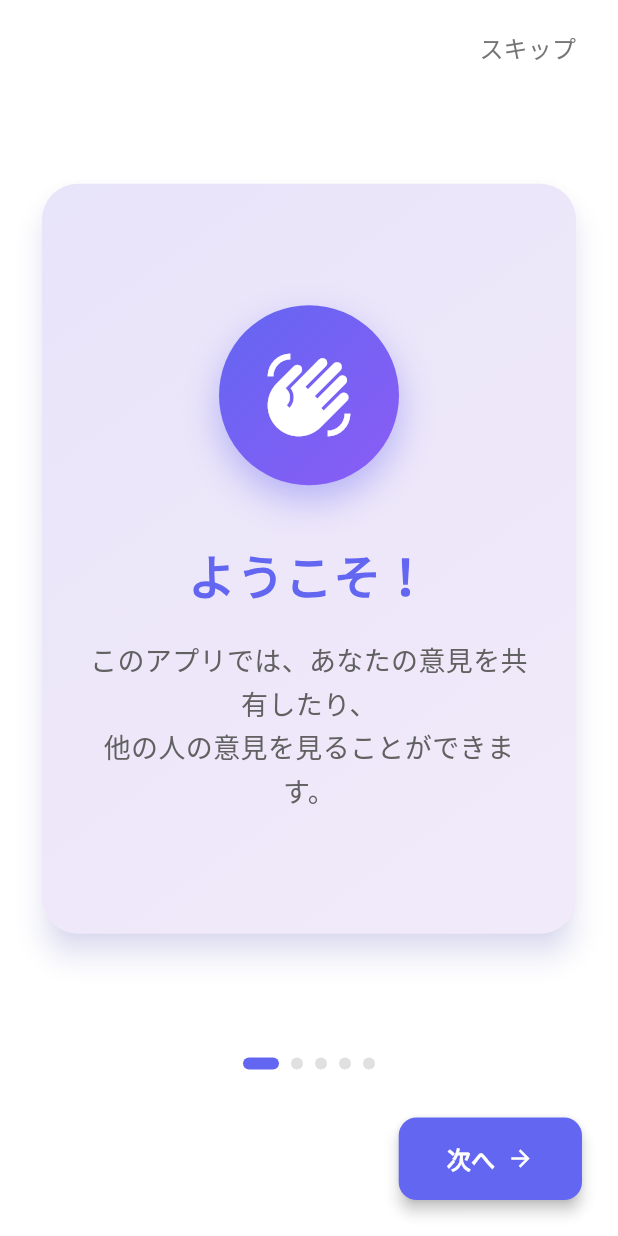
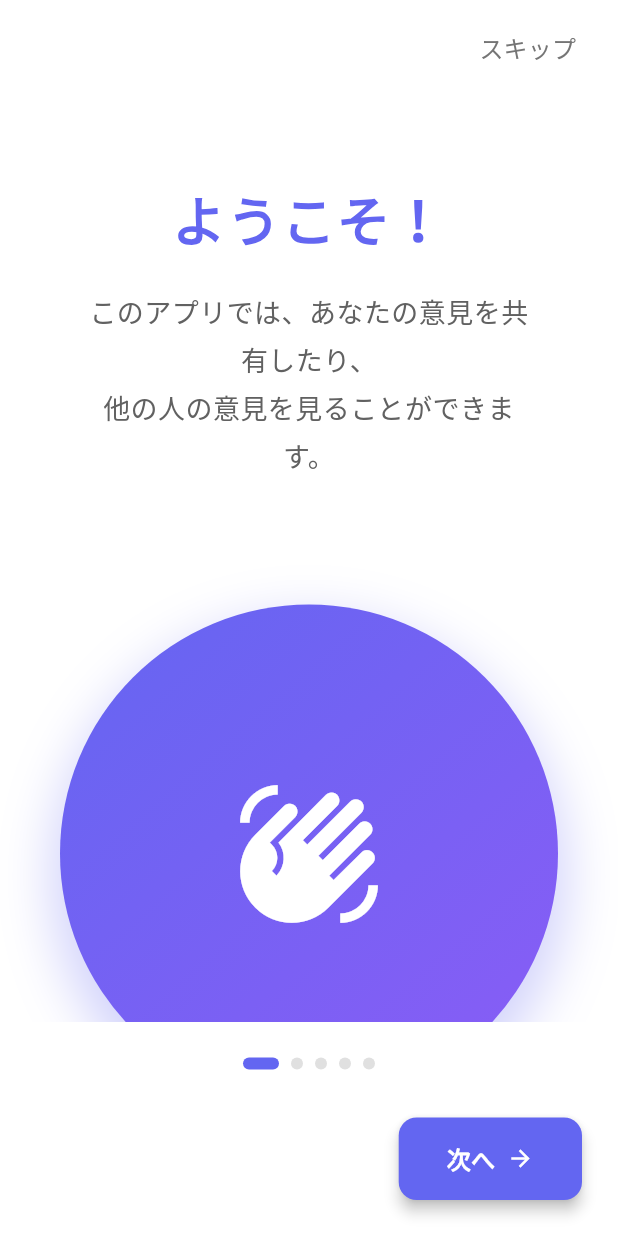
Before and after one commit to oto1720/2025_tyarekyara, a Flutter app: the TutorialPage screen opened by its route, on a phone screen of 412 x 824 dp. Run offline on Flutter 3.47's test engine with Material 3 defaults, Android fonts, the phone set to English and light mode, and no system bars; our stand-ins replace cloud_firestore, firebase_auth, firebase_core, firebase_storage, flutter_riverpod, freezed_annotation and 4 more; accounts and stored records are empty.

Commit message:
[add]チュートリアル画面の変更 #33
カードではなく全体に広げた。真ん中の丸に説明画面の写真を入れれるようにした。
初めに出る画面を変更してどういったアプリかを一言で表した画面first_page.dartを追加。

```diff
--- a/lib/feature/guide/models/tutorial_item.dart
+++ b/lib/feature/guide/models/tutorial_item.dart
@@ -11,6 +11,9 @@ class TutorialItem {
   /// アイコン
   final IconData icon;
 
+  /// 画像パス（オプション）
+  final String? imagePath;
+
   /// カラー（グラデーション用）
   final Color primaryColor;
   final Color secondaryColor;
@@ -19,6 +22,7 @@ class TutorialItem {
     required this.title,
     required this.description,
     required this.icon,
+    this.imagePath,
     required this.primaryColor,
     required this.secondaryColor,
   });
--- a/lib/feature/guide/presentaion/widgets/tutorial_card.dart
+++ b/lib/feature/guide/presentaion/widgets/tutorial_card.dart
@@ -1,7 +1,7 @@
 import 'package:flutter/material.dart';
 import '../../models/tutorial_item.dart';
 
-/// チュートリアルカードWidget
+/// チュートリアルカードWidget（画面全体スライド方式）
 class TutorialCard extends StatelessWidget {
   final TutorialItem item;
 
@@ -12,40 +12,81 @@ class TutorialCard extends StatelessWidget {
 
   @override
   Widget build(BuildContext context) {
-    return Center(
+    return Container(
+      width: double.infinity,
+      height: double.infinity,
+      color: Colors.white,
+      child: Center(
+        child: SingleChildScrollView(
           child: Padding(
-        padding: const EdgeInsets.symmetric(horizontal: 24, vertical: 40),
-        child: Card(
-          elevation: 8,
-          shadowColor: item.primaryColor.withValues(alpha: 0.3),
-          shape: RoundedRectangleBorder(
-            borderRadius: BorderRadius.circular(24),
+            padding: const EdgeInsets.symmetric(horizontal: 40, vertical: 60),
+            child: Column(
+              mainAxisAlignment: MainAxisAlignment.center,
+              children: [
+                // タイトル
+                Text(
+                  item.title,
+                  style: TextStyle(
+                    fontSize: 36,
+                    fontWeight: FontWeight.bold,
+                    color: item.primaryColor,
+                    height: 1.2,
+                    letterSpacing: 0.5,
                   ),
-          child: Container(
-            constraints: const BoxConstraints(
-              maxWidth: 400,
-              maxHeight: 500,
+                  textAlign: TextAlign.center,
                 ),
+                const SizedBox(height: 24),
+
+                // 説明文
+                Container(
+                  padding: const EdgeInsets.symmetric(horizontal: 16),
+                  child: Text(
+                    item.description,
+                    style: TextStyle(
+                      fontSize: 18,
+                      color: Colors.grey[700],
+                      height: 1.8,
+                      letterSpacing: 0.3,
+                    ),
+                    textAlign: TextAlign.center,
+                  ),
+                ),
+                const SizedBox(height: 60),
+
+                // 丸い画像/アイコン
+                Container(
+                  width: 380,
+                  height: 380,
                   decoration: BoxDecoration(
-              borderRadius: BorderRadius.circular(24),
-              gradient: LinearGradient(
+                    shape: BoxShape.circle,
+                    gradient: item.imagePath == null
+                        ? LinearGradient(
                             begin: Alignment.topLeft,
                             end: Alignment.bottomRight,
                             colors: [
-                  item.primaryColor.withValues(alpha: 0.1),
-                  item.secondaryColor.withValues(alpha: 0.05),
+                              item.primaryColor,
+                              item.secondaryColor,
+                            ],
+                          )
+                        : null,
+                    color: item.imagePath != null ? Colors.white : null,
+                    boxShadow: [
+                      BoxShadow(
+                        color: item.primaryColor.withValues(alpha: 0.3),
+                        blurRadius: 30,
+                        offset: const Offset(0, 15),
+                        spreadRadius: 5,
+                      ),
                     ],
                   ),
-            ),
-            child: Padding(
-              padding: const EdgeInsets.all(32),
-              child: Column(
-                mainAxisAlignment: MainAxisAlignment.center,
-                children: [
-                  // アイコン
-                  Container(
-                    width: 120,
-                    height: 120,
+                  child: item.imagePath != null
+                      ? ClipOval(
+                          child: Image.asset(
+                            item.imagePath!,
+                            fit: BoxFit.cover,
+                            errorBuilder: (context, error, stackTrace) {
+                              // 画像が見つからない場合はアイコンを表示
+                              return Container(
                                 decoration: BoxDecoration(
                                   shape: BoxShape.circle,
                                   gradient: LinearGradient(
@@ -56,47 +97,23 @@ class TutorialCard extends StatelessWidget {
                                       item.secondaryColor,
                                     ],
                                   ),
-                      boxShadow: [
-                        BoxShadow(
-                          color: item.primaryColor.withValues(alpha: 0.4),
-                          blurRadius: 20,
-                          offset: const Offset(0, 10),
-                        ),
-                      ],
                                 ),
                                 child: Icon(
                                   item.icon,
-                      size: 60,
+                                  size: 100,
+                                  color: Colors.white,
+                                ),
+                              );
+                            },
+                          ),
+                        )
+                      : Icon(
+                          item.icon,
+                          size: 100,
                           color: Colors.white,
                         ),
                 ),
-                  const SizedBox(height: 40),
-
-                  // タイトル
-                  Text(
-                    item.title,
-                    style: TextStyle(
-                      fontSize: 32,
-                      fontWeight: FontWeight.bold,
-                      color: item.primaryColor,
-                      height: 1.2,
-                    ),
-                    textAlign: TextAlign.center,
-                  ),
-                  const SizedBox(height: 24),
-
-                  // 説明文
-                  Text(
-                    item.description,
-                    style: TextStyle(
-                      fontSize: 18,
-                      color: Colors.grey[700],
-                      height: 1.6,
-                    ),
-                    textAlign: TextAlign.center,
-                  ),
               ],
-              ),
             ),
           ),
         ),
```
Also changed, not shown: lib/feature/guide/presentaion/pages/first_page.dart (added, +193 -0 lines). Lines whose indentation alone changed are shown as unchanged.
